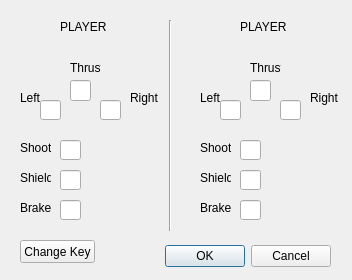
Before: the Qt Designer form settings.ui in LeifAndersen/CS3505-hw4, drawn with Qt 5.
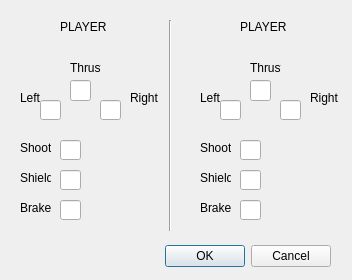
After: the same form once the commit is applied.

Commit message: added a few things to the settings window.  I really need more time to figure out a good solution to this problem.

```diff
--- a/settings.ui
+++ b/settings.ui
@@ -380,19 +380,6 @@
     <enum>Qt::Vertical</enum>
    </property>
   </widget>
-  <widget class="QPushButton" name="EditKey">
-   <property name="geometry">
-    <rect>
-     <x>20</x>
-     <y>240</y>
-     <width>75</width>
-     <height>23</height>
-    </rect>
-   </property>
-   <property name="text">
-    <string>Change Key</string>
-   </property>
-  </widget>
  </widget>
  <resources/>
  <connections>
```
Left out of the diff: 2 changed lines with no effect on the pictures. The commit also changes 1 other file.
